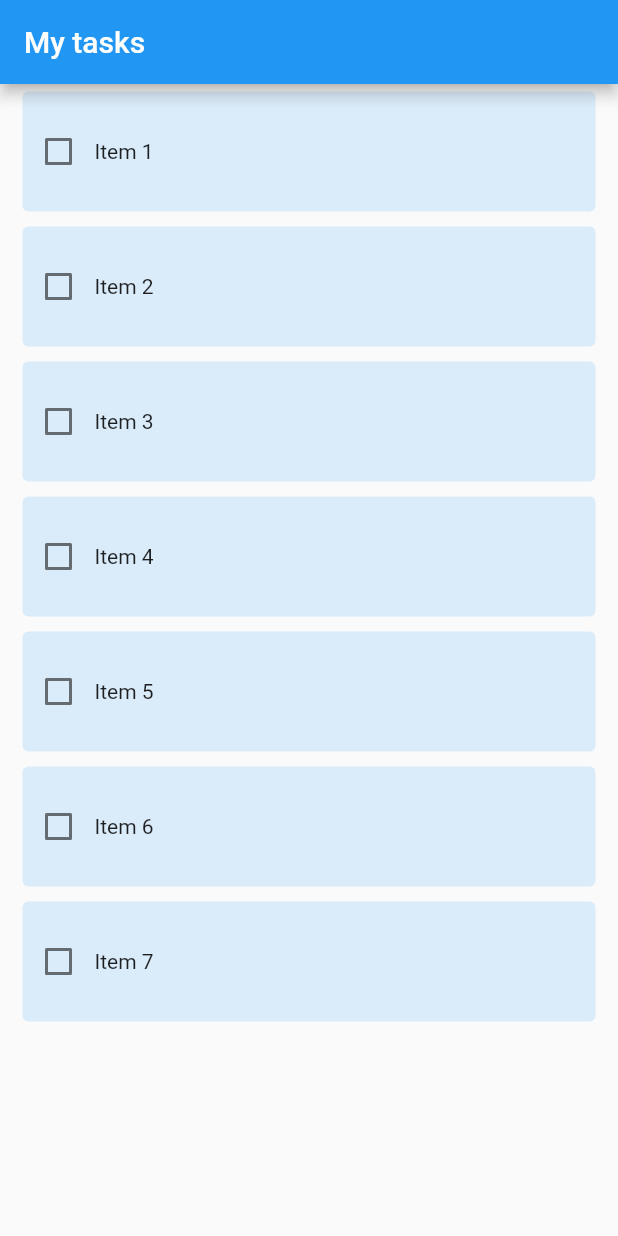
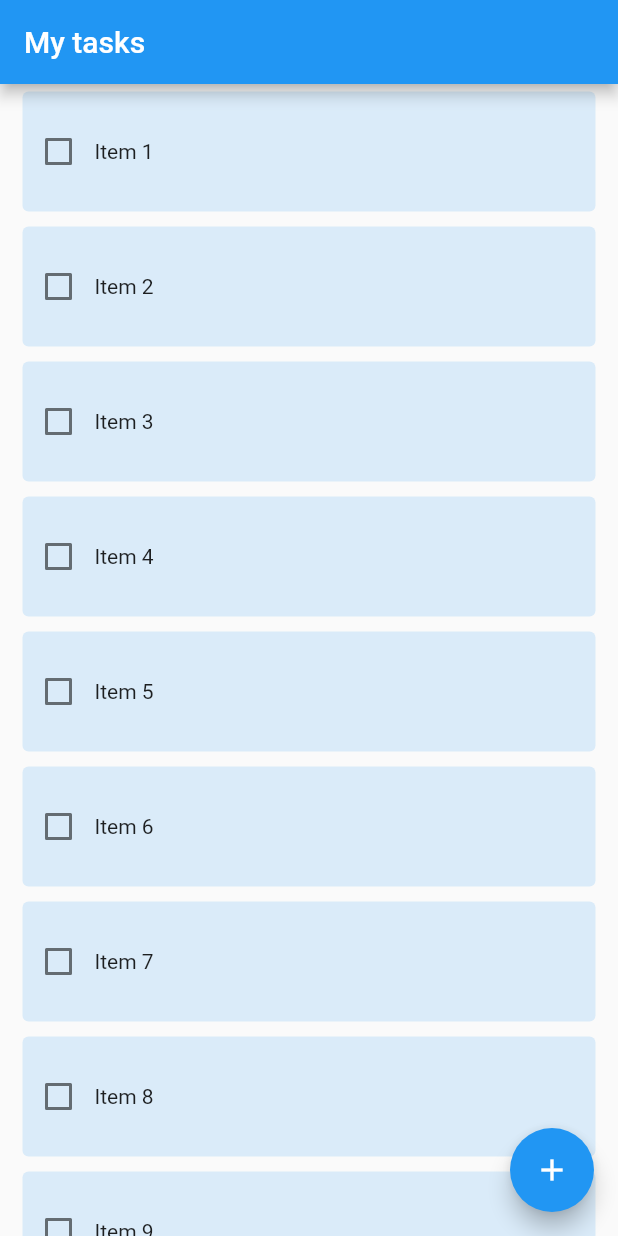
Before and after one commit to yukasolano/coconut, a Flutter app: the screen it shows after launch, on a phone screen of 412 x 824 dp. Run offline on Flutter 3.47's test engine with Material 2 defaults, Android fonts, the phone set to English and light mode, and no system bars.

Commit message:
Create new task page

```diff
--- a/lib/main.dart
+++ b/lib/main.dart
@@ -1,3 +1,4 @@
+import 'package:coconut/new_task.dart';
 import 'package:coconut/tasks_list_page.dart';
 import 'package:flutter/material.dart';
 
@@ -15,7 +16,11 @@ class MyApp extends StatelessWidget {
       theme: ThemeData(
         primarySwatch: Colors.blue,
       ),
-      home: const TasksListPage(),
+      initialRoute: "/tasks",
+      routes: {
+        "/tasks": (context) => TasksListPage(),
+        "/new-task": (context) => NewTaskPage(),
+      },
     );
   }
 }
--- a/lib/tasks_list.dart
+++ b/lib/tasks_list.dart
@@ -19,6 +19,9 @@ class _TasksListState extends State<TasksList> {
    Task(name: "Item 5", checked: false, id: 4),
    Task(name: "Item 6", checked: false, id: 5),
    Task(name: "Item 7", checked: false, id: 6),
+   Task(name: "Item 8", checked: false, id: 7),
+   Task(name: "Item 9", checked: false, id: 8),
+   Task(name: "Item 10", checked: false, id: 9),
  ];
 
   @override
--- a/lib/tasks_list_page.dart
+++ b/lib/tasks_list_page.dart
@@ -11,6 +11,12 @@ class TasksListPage extends StatelessWidget {
         title: const Text("My tasks"),
       ),
       body: const TasksList(),
+      floatingActionButton: FloatingActionButton(
+        onPressed: () {
+          Navigator.of(context).pushNamed("/new-task");
+        },
+        child: const Icon(Icons.add),
+      ),
     );
   }
 }
```
Also changed, not shown: lib/new_task.dart (added, +44 -0 lines).
